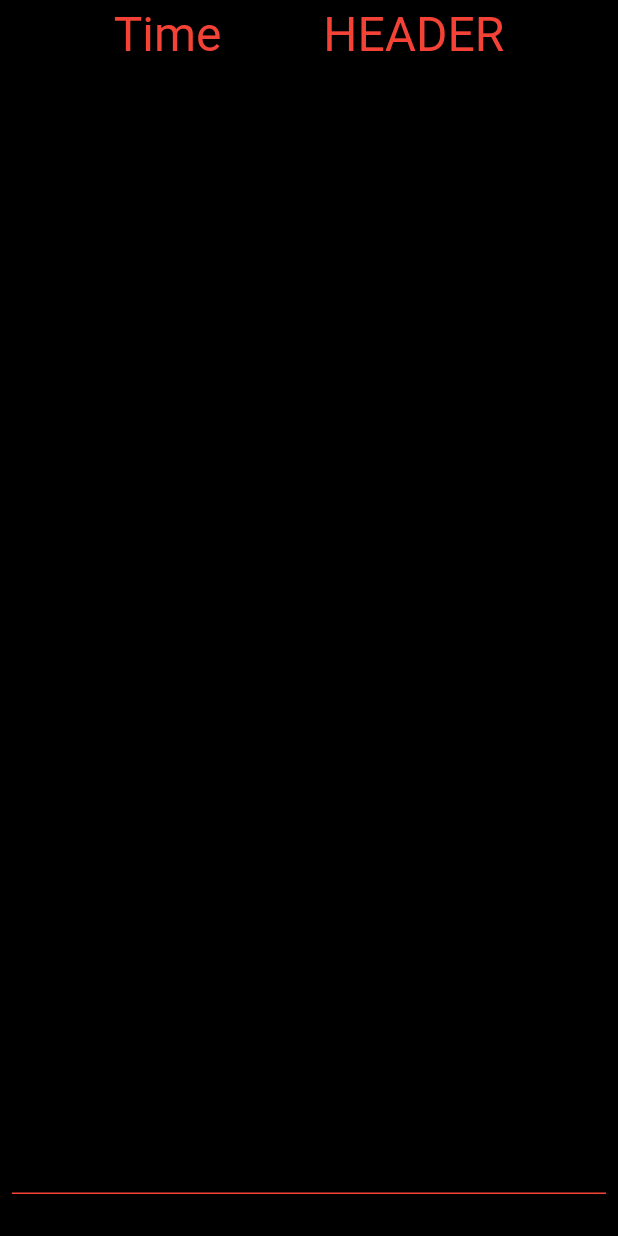
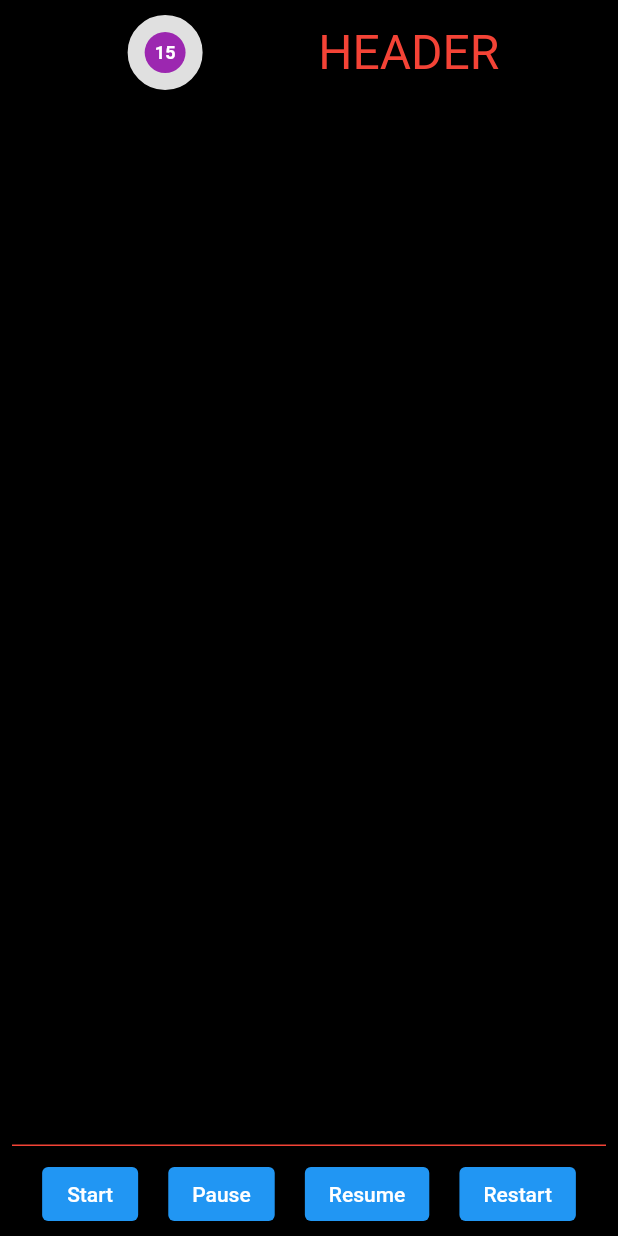
Before and after one commit to FranktheFurter/hardcore_writer, a Flutter app: the screen it shows after launch, on a phone screen of 412 x 824 dp. Run offline on Flutter 3.47's test engine with Material 2 defaults, Android fonts, the phone set to English and light mode, and no system bars; drawn by our look-alikes of circular_countdown_timer; our stand-ins replace flutter_mobx, loading_animation_widget, mobx; generated files the repository leaves out were written again.

Commit message:
implemented countdown timer but is still a bit buggy

```diff
--- a/lib/page1.dart
+++ b/lib/page1.dart
@@ -10,6 +10,7 @@ import 'package:hardcore_writer/widgets/hw_textfield/hw_textfield.dart';
 import 'package:hardcore_writer/widgets/misc.dart';
 import 'package:hardcore_writer/widgets/widgets.dart';
 import 'package:loading_animation_widget/loading_animation_widget.dart';
+import 'package:circular_countdown_timer/circular_countdown_timer.dart';
 
 class Page1 extends StatefulWidget {
   const Page1({Key? key}) : super(key: key);
@@ -48,10 +49,7 @@ class _HeaderState extends State<Header> {
         return Row(
           mainAxisAlignment: MainAxisAlignment.spaceEvenly,
           children: const [
-            Text(
-              "Time",
-              style: TextStyle(fontSize: 32, color: Colors.red),
-            ),
+            CountDownCircle(),
             Text(
               "HEADER",
               style: TextStyle(fontSize: 32, color: Colors.red),
@@ -99,12 +97,131 @@ class _FootState extends State<Foot> {
   Widget build(BuildContext context) {
     return Observer(
       builder: (_) {
-        return Container(
-            child: Text(
-          mainState.text,
-          style: TextStyle(color: Colors.white),
-        ));
+        return Row(
+          mainAxisAlignment: MainAxisAlignment.spaceEvenly,
+          children: [
+            ElevatedButton(
+                onPressed: () {
+                  mainState.countdownController.start();
+                },
+                child: Text("Start")),
+            ElevatedButton(
+                onPressed: () {
+                  mainState.countdownController.pause();
+                },
+                child: Text("Pause")),
+            ElevatedButton(
+                onPressed: () {
+                  mainState.countdownController.resume();
+                },
+                child: Text("Resume")),
+            ElevatedButton(
+                onPressed: () {
+                  mainState.countdownController.restart();
+                },
+                child: Text("Restart")),
+          ],
+        );
       },
     );
   }
 }
+
+class CountDownCircle extends StatefulWidget {
+  const CountDownCircle({Key? key}) : super(key: key);
+
+  @override
+  State<CountDownCircle> createState() => _CountDownCircleState();
+}
+
+class _CountDownCircleState extends State<CountDownCircle> {
+  @override
+  Widget build(BuildContext context) {
+    mainState.countdownController = CountDownController();
+    return Observer(builder: (_) {
+      return Container(
+        padding: EdgeInsets.all(16),
+        child: CircularCountDownTimer(
+          // Countdown duration in Seconds.
+          duration: mainState.countdownDuration,
+
+          // Countdown initial elapsed Duration in Seconds.
+          initialDuration: 0,
+
+          // Controls (i.e Start, Pause, Resume, Restart) the Countdown Timer.
+          controller: mainState.countdownController,
+
+          // Width of the Countdown Widget.
+          width: 30,
+
+          // Height of the Countdown Widget.
+          height: 30,
+
+          // Ring Color for Countdown Widget.
+          ringColor: Colors.grey[300]!,
+
+          // Ring Gradient for Countdown Widget.
+          ringGradient: null,
+
+          // Filling Color for Countdown Widget.
+          fillColor: Colors.purpleAccent[100]!,
+
+          // Filling Gradient for Countdown Widget.
+          fillGradient: null,
+
+          // Background Color for Countdown Widget.
+          backgroundColor: Colors.purple[500],
+
+          // Background Gradient for Countdown Widget.
+          backgroundGradient: null,
+
+          // Border Thickness of the Countdown Ring.
+          strokeWidth: 20.0,
+
+          // Begin and end contours with a flat edge and no extension.
+          strokeCap: StrokeCap.round,
+
+          // Text Style for Countdown Text.
+          textStyle: const TextStyle(
+            fontSize: 12.0,
+            color: Colors.white,
+            fontWeight: FontWeight.bold,
+          ),
+
+          // Format for the Countdown Text.
+          textFormat: CountdownTextFormat.S,
+
+          // Handles Countdown Timer (true for Reverse Countdown (max to 0), false for Forward Countdown (0 to max)).
+          isReverse: true,
+
+          // Handles Animation Direction (true for Reverse Animation, false for Forward Animation).
+          isReverseAnimation: false,
+
+          // Handles visibility of the Countdown Text.
+          isTimerTextShown: true,
+
+          // Handles the timer start.
+          autoStart: false,
+
+          // This Callback will execute when the Countdown Starts.
+          onStart: () {
+            // Here, do whatever you want
+            debugPrint('Countdown Started');
+          },
+
+          // This Callback will execute when the Countdown Ends.
+          onComplete: () {
+            // Here, do whatever you want
+            debugPrint('Countdown Ended');
+          },
+
+          // This Callback will execute when the Countdown Changes.
+          onChange: (String timeStamp) {
+            // Here, do whatever you want
+            debugPrint('Countdown Changed $timeStamp');
+          },
+        ),
+      );
+    });
+  }
+}
--- a/lib/state/mainstate.dart
+++ b/lib/state/mainstate.dart
@@ -1,5 +1,6 @@
 // ignore_for_file: library_private_types_in_public_api
 
+import 'package:circular_countdown_timer/circular_countdown_timer.dart';
 import 'package:hardcore_writer/widgets/hw_textfield/state/hw_textfield_state.dart';
 import 'package:mobx/mobx.dart';
 part 'mainstate.g.dart';
@@ -11,6 +12,12 @@ abstract class _MainStateBase with Store {
   @observable
   bool isLoading = true;
 
+  @observable
+  int countdownDuration = 15;
+
+  @observable
+  CountDownController countdownController = CountDownController();
+
   HwTextfieldState textfieldState = HwTextfieldState();
 
   @computed
--- a/pubspec.yaml
+++ b/pubspec.yaml
@@ -37,6 +37,7 @@ dependencies:
   loading_animation_widget: ^1.0.0
   mobx: ^2.0.7+2
   flutter_mobx: ^2.0.6+1
+  circular_countdown_timer: ^0.2.2
 
 dev_dependencies:
   flutter_test:
```
Also changed, not shown: lib/state/mainstate.g.dart, pubspec.lock.
